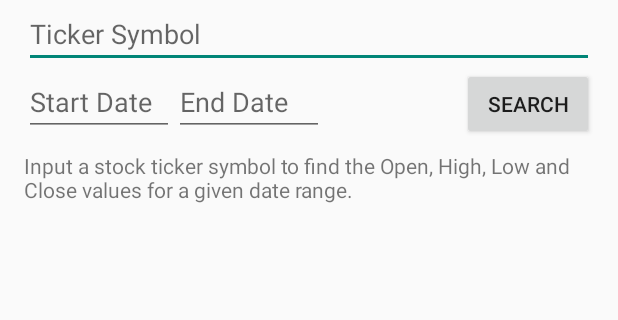
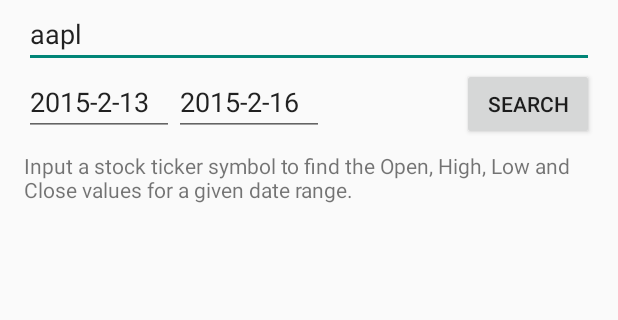
Before and after one commit to v-Lu/StockPile, an Android app: the screen it shows after launch (MainActivity), on a phone screen of 412 x 824 dp, the part 115-435 px from its top. Run offline under Robolectric (Android 15) with nearby library versions, the phone set to English and light mode, and no system bars.

Commit message:
main activity refactor

```diff
--- a/app/src/main/res/layout/activity_main.xml
+++ b/app/src/main/res/layout/activity_main.xml
@@ -23,6 +23,7 @@
         android:layout_height="wrap_content"
         android:layout_below="@id/stock_monitor_title"
         android:hint="@string/ticker_symbol_hint"
+        android:text="aapl"
         />
 
      <EditText
@@ -32,6 +33,7 @@
          android:layout_below="@id/ticker_symbol"
          android:hint="@string/start_date"
          android:focusable="false"
+         android:text="2015-2-13"
          />
 
     <EditText
@@ -42,6 +44,7 @@
         android:layout_toRightOf="@id/start_date"
         android:hint="@string/end_date"
         android:focusable="false"
+        android:text="2015-2-16"
         />
 
     <Button
```
Also changed, not shown: app/src/main/java/victorluproductions/thestockmonitor/Views/MainActivity.java (+10 -21 lines).
